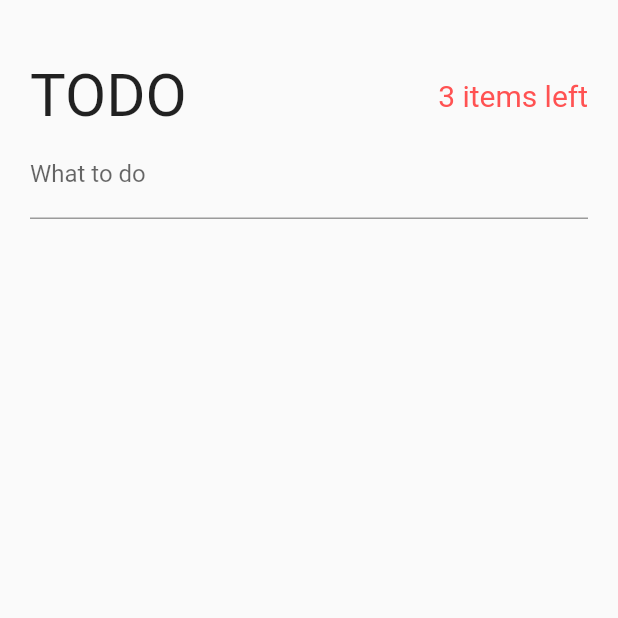
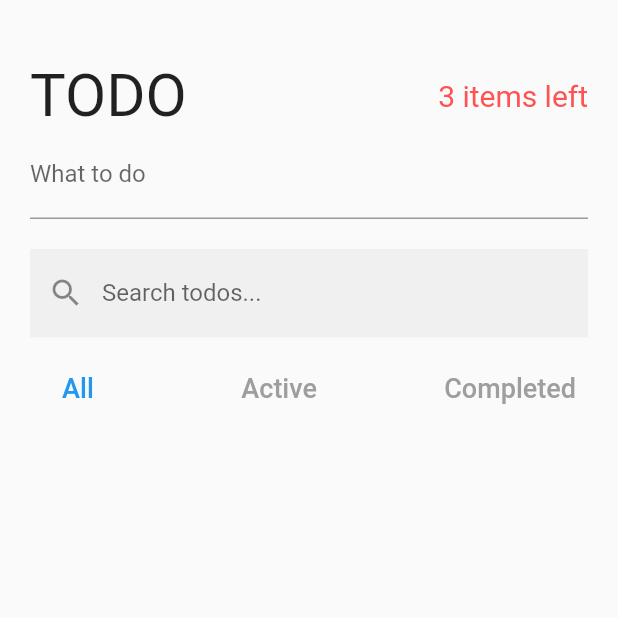
Before and after one commit to dastagg/YDE-F-todo-cubit, a Flutter app: the screen it shows after launch, on a phone screen of 412 x 824 dp, the top half of it. Run offline on Flutter 3.47's test engine with Material 2 defaults, Android fonts, the phone set to English and light mode, and no system bars; our stand-ins replace bloc, equatable, flutter_bloc.

Commit message:
Add filter, textColor widgets

```diff
--- a/lib/pages/todos_page.dart
+++ b/lib/pages/todos_page.dart
@@ -1,4 +1,5 @@
 import 'package:flutter/material.dart';
+import 'package:todo_cubit/widgets/search_and_filter_todo.dart';
 
 import '../widgets/create_todo.dart';
 import '../widgets/todo_header.dart';
@@ -18,6 +19,10 @@ class TodosPage extends StatelessWidget {
               children: [
                 TodoHeader(),
                 CreateTodo(),
+                SizedBox(
+                  height: 20.0,
+                ),
+                SearchAndFilterTodo(),
               ],
             ),
           ),
--- /dev/null
+++ b/lib/widgets/search_and_filter_todo.dart
@@ -0,0 +1,65 @@
+import 'package:flutter/material.dart';
+import 'package:flutter_bloc/flutter_bloc.dart';
+import 'package:todo_cubit/cubits/todo_filter/todo_filter_cubit.dart';
+import 'package:todo_cubit/cubits/todo_search/todo_search_cubit.dart';
+import 'package:todo_cubit/models/todo_model.dart';
+
+class SearchAndFilterTodo extends StatelessWidget {
+  const SearchAndFilterTodo({Key? key}) : super(key: key);
+
+  @override
+  Widget build(BuildContext context) {
+    return Column(
+      children: [
+        TextField(
+          decoration: const InputDecoration(
+            labelText: 'Search todos...',
+            border: InputBorder.none,
+            filled: true,
+            prefixIcon: Icon(Icons.search),
+          ),
+          onChanged: (String? newSearchTerm) {
+            if (newSearchTerm != null) {
+              context.read<TodoSearchCubit>().setSearchTerm(newSearchTerm);
+            }
+          },
+        ),
+        const SizedBox(
+          height: 10.0,
+        ),
+        Row(
+          mainAxisAlignment: MainAxisAlignment.spaceBetween,
+          children: [
+            filterButton(context, Filter.all),
+            filterButton(context, Filter.active),
+            filterButton(context, Filter.completed),
+          ],
+        ),
+      ],
+    );
+  }
+
+  Widget filterButton(BuildContext context, Filter filter) {
+    return TextButton(
+      onPressed: () {
+        context.read<TodoFilterCubit>().changeFilter(filter);
+      },
+      child: Text(
+        filter == Filter.all
+            ? 'All'
+            : filter == Filter.active
+                ? 'Active'
+                : 'Completed',
+        style: TextStyle(
+          fontSize: 18.0,
+          color: textColor(context, filter),
+        ),
+      ),
+    );
+  }
+
+  Color textColor(BuildContext context, Filter filter) {
+    final currentFilter = context.watch<TodoFilterCubit>().state.filter;
+    return currentFilter == filter ? Colors.blue : Colors.grey;
+  }
+}
```
